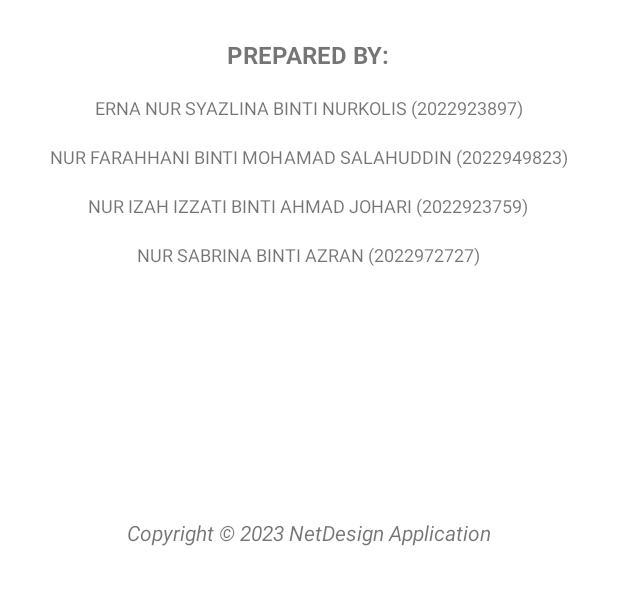
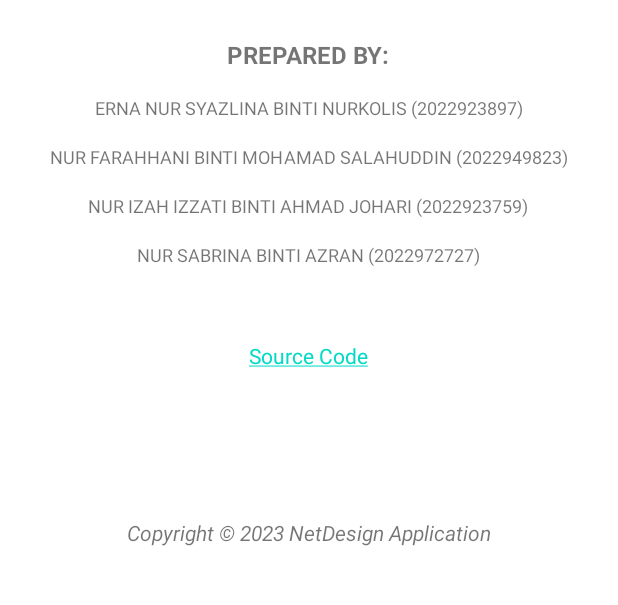
Before and after one commit to sabsitute/Info-Crowd-Collab, an Android app: the AboutActivity screen opened directly, with no data from a screen before it, on a phone screen of 412 x 824 dp, the part 292-897 px from its top. Run offline under Robolectric (Android 15) with nearby library versions, the phone set to English and light mode, and no system bars.

Commit message:
Final Commit

```diff
--- a/app/src/main/res/layout/activity_about.xml
+++ b/app/src/main/res/layout/activity_about.xml
@@ -89,4 +89,13 @@
         android:text="@string/sab"
         android:textAllCaps="true"
         android:textSize="12sp" />
+
+    <TextView
+        android:id="@+id/textView6"
+        android:layout_width="wrap_content"
+        android:layout_height="wrap_content"
+        android:layout_below="@id/textView9"
+        android:layout_centerHorizontal="true"
+        android:layout_marginTop="49dp"
+        android:text="@string/hyperlink" />
 </RelativeLayout>
--- a/app/src/main/res/values/strings.xml
+++ b/app/src/main/res/values/strings.xml
@@ -9,4 +9,10 @@
     <string name="farah">Nur Farahhani binti Mohamad Salahuddin (2022949823)</string>
     <string name="bek">Nur Izah Izzati binti Ahmad Johari (2022923759)</string>
     <string name="sab">Nur Sabrina binti Azran (2022972727)</string>
+
+    <string name="hyperlink">
+    <a href="https://github.com/sabsitute/Info-Crowd-Collab">Source Code</a>
+
+    </string>
+
 </resources>
```
